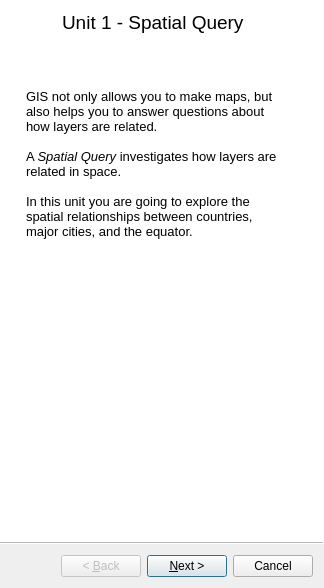
Before: the Qt Designer form unit_1_wizard.ui in Charlotteg/QGISforSchools, drawn with Qt 5.
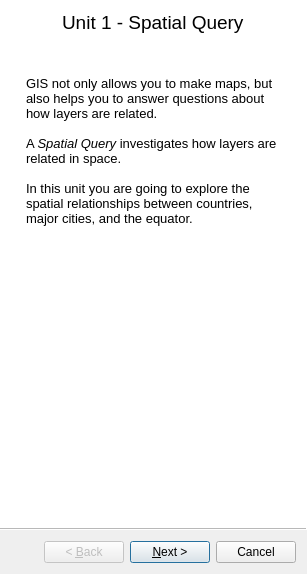
After: the same form once the commit is applied.

Diff of the .ui file:
```diff
--- a/unit_1_wizard.ui
+++ b/unit_1_wizard.ui
@@ -9,8 +9,8 @@
    <rect>
     <x>0</x>
     <y>0</y>
-    <width>324</width>
-    <height>588</height>
+    <width>307</width>
+    <height>574</height>
    </rect>
   </property>
   <property name="windowTitle">
@@ -67,7 +67,6 @@
 &lt;html&gt;&lt;head&gt;&lt;meta name=&quot;qrichtext&quot; content=&quot;1&quot; /&gt;&lt;style type=&quot;text/css&quot;&gt;
 p, li { white-space: pre-wrap; }
 &lt;/style&gt;&lt;/head&gt;&lt;body style=&quot; font-family:'MS Shell Dlg 2'; font-size:8.25pt; font-weight:400; font-style:normal;&quot;&gt;
-&lt;p align=&quot;center&quot; style=&quot;-qt-paragraph-type:empty; margin-top:0px; margin-bottom:0px; margin-left:0px; margin-right:0px; -qt-block-indent:0; text-indent:0px; font-size:8pt;&quot;&gt;&lt;br /&gt;&lt;/p&gt;
 &lt;p style=&quot; margin-top:0px; margin-bottom:0px; margin-left:0px; margin-right:0px; -qt-block-indent:0; text-indent:0px;&quot;&gt;&lt;span style=&quot; font-size:10pt;&quot;&gt;GIS not only allows you to make maps, but also helps you to answer questions about how layers are related. &lt;/span&gt;&lt;/p&gt;
 &lt;p style=&quot;-qt-paragraph-type:empty; margin-top:0px; margin-bottom:0px; margin-left:0px; margin-right:0px; -qt-block-indent:0; text-indent:0px; font-size:10pt;&quot;&gt;&lt;br /&gt;&lt;/p&gt;
 &lt;p style=&quot; margin-top:0px; margin-bottom:0px; margin-left:0px; margin-right:0px; -qt-block-indent:0; text-indent:0px;&quot;&gt;&lt;span style=&quot; font-size:10pt;&quot;&gt;A &lt;/span&gt;&lt;span style=&quot; font-size:10pt; font-style:italic;&quot;&gt;Spatial Query&lt;/span&gt;&lt;span style=&quot; font-size:10pt;&quot;&gt; investigates how layers are related in space. &lt;/span&gt;&lt;/p&gt;
```
Left out of the diff: 145 changed lines with no effect on the pictures.
